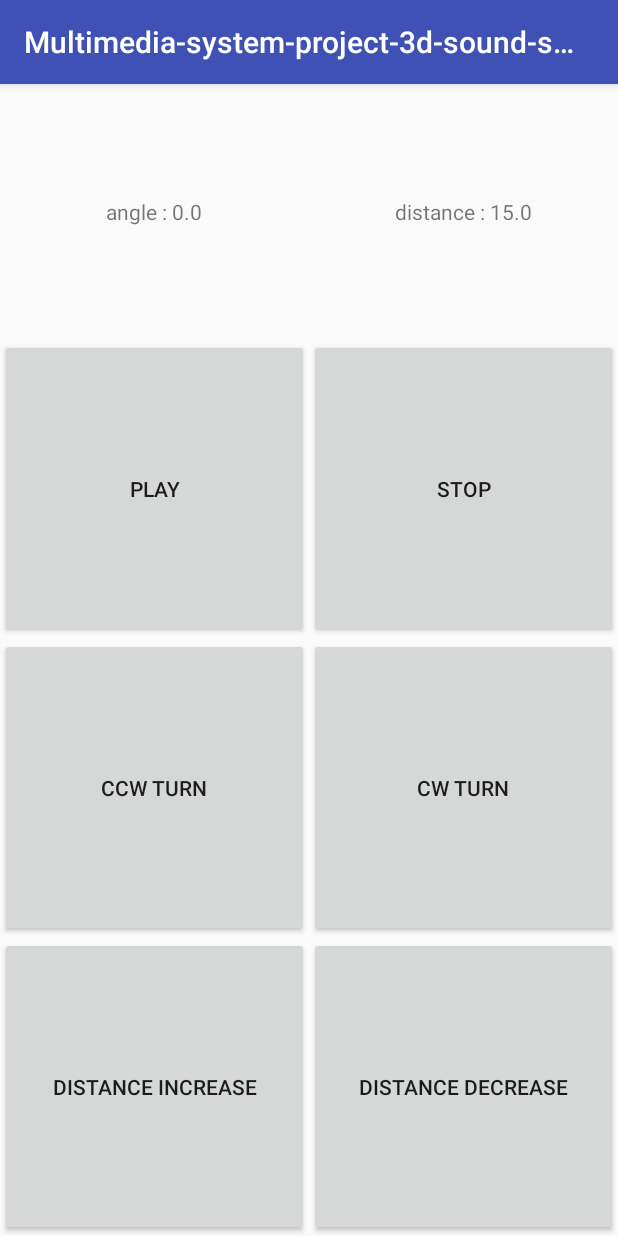
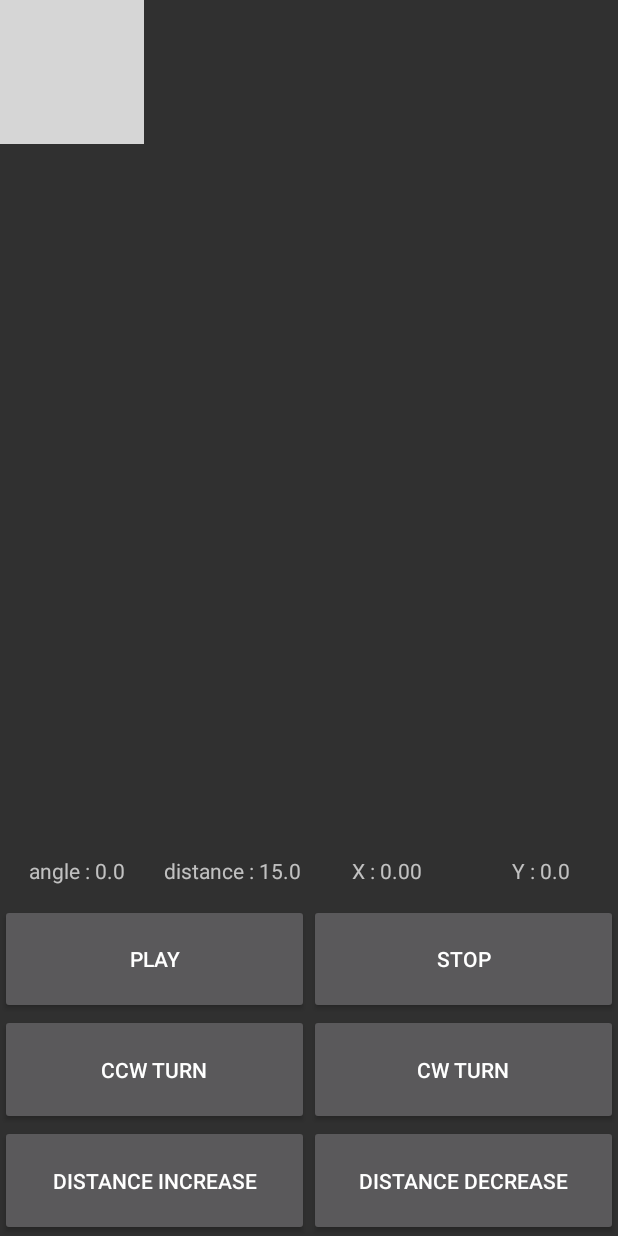
Before and after one commit to demetoir/andriod-asmr-simulator, an Android app: the screen it shows after launch (MainActivity), on a phone screen of 412 x 824 dp. Run offline under Robolectric (Android 15) with nearby library versions, the phone set to English and light mode, and no system bars; 9 statements that could not run were skipped; grey boxes are pictures that could not be loaded.

Commit message:
음원 좌표 표시 해주기 완료 음원 드래그 기능 완료

```diff
--- a/app/src/main/AndroidManifest.xml
+++ b/app/src/main/AndroidManifest.xml
@@ -8,7 +8,7 @@
         android:label="@string/app_name"
         android:roundIcon="@mipmap/ic_launcher_round"
         android:supportsRtl="true"
-        android:theme="@style/AppTheme">
+        android:theme="@style/Theme.AppCompat.NoActionBar">
         <activity android:name=".MainActivity">
             <intent-filter>
                 <action android:name="android.intent.action.MAIN" />
--- a/app/src/main/java/me/demetoir/a3dsound_ndk/MainActivity.java
+++ b/app/src/main/java/me/demetoir/a3dsound_ndk/MainActivity.java
@@ -1,5 +1,7 @@
 package me.demetoir.a3dsound_ndk;
 
+import android.graphics.drawable.ShapeDrawable;
+import android.graphics.drawable.shapes.OvalShape;
 import android.media.AudioFormat;
 import android.media.AudioManager;
 import android.media.AudioTrack;
@@ -8,8 +10,11 @@ import android.os.Bundle;
 import android.support.annotation.RequiresApi;
 import android.support.v7.app.AppCompatActivity;
 import android.util.Log;
+import android.view.MotionEvent;
 import android.view.View;
+import android.view.ViewGroup;
 import android.widget.Button;
+import android.widget.ImageView;
 import android.widget.TextView;
 
 import java.io.BufferedReader;
@@ -36,11 +41,15 @@ public class MainActivity extends AppCompatActivity {
     private final static int HTRF_SIZE = 200;
     private final static int MAX_SOHANDLE_SIZE = 10;
 
-    private TextView mAngleTextView;
-    private TextView mDistanceTextView;
-
     private double mAngle;
     private double mDistance;
+    private float mSOXcor;
+    private float mSOYcor;
+    private float mOldXcor;
+    private float mOldYcor;
+    private float mHeadXcor;
+    private float mHeadYcor;
+
     private float[] mSoundArray;
 
     private AudioTrack mAudioTrack;
@@ -55,6 +64,15 @@ public class MainActivity extends AppCompatActivity {
     private Button mDistIncBtn;
     private Button mDistDecBtn;
 
+    // TEXTView
+    private TextView mAngleTextView;
+    private TextView mDistanceTextView;
+    private TextView mXcorTextView;
+    private TextView mYcorTextView;
+
+    // IMAGEView
+    private ImageView mSoundSourceimageView;
+
 
     @RequiresApi(api = Build.VERSION_CODES.LOLLIPOP)
     @Override
@@ -64,6 +82,22 @@ public class MainActivity extends AppCompatActivity {
 
         initButtons();
         initTextView();
+
+        mSoundSourceimageView = (ImageView) findViewById(R.id.sound_source);
+        //set image round
+        mSoundSourceimageView.setBackground(new ShapeDrawable(new OvalShape()));
+        mSoundSourceimageView.setClipToOutline(true);
+        mSoundSourceimageView.setOnTouchListener(onTouchListener);
+
+        ImageView headImageView = (ImageView) findViewById(R.id.head);
+        int width = ((ViewGroup) headImageView.getParent()).getWidth();
+        int height = ((ViewGroup) headImageView.getParent()).getHeight();
+
+        headImageView.setX(width/2);
+        headImageView.setY(height/2);
+        mHeadXcor = headImageView.getX();
+        mHeadYcor = headImageView.getY();
+        Log.i(TAG, "onCreate: head x : "+ mHeadXcor+ " y : "+ mHeadYcor);
 
         mSoundArray = loadMonoSound(R.raw.raw_devil);
 
@@ -88,6 +122,12 @@ public class MainActivity extends AppCompatActivity {
         mDistanceTextView = (TextView) findViewById(R.id.distanceTextView);
         mDistance = 15;
         updateDistanceTextView();
+
+        mXcorTextView = (TextView) findViewById(R.id.XcorTextView);
+        updateXcorTextView();
+
+        mYcorTextView = (TextView) findViewById(R.id.YcorTextView);
+        updateYcorTextView();
     }
 
     private void initButtons() {
@@ -159,6 +199,15 @@ public class MainActivity extends AppCompatActivity {
         mDistanceTextView.setText(String.format(getResources().getString(R.string.textDistanceFormat), mDistance));
     }
 
+    private void updateXcorTextView() {
+        mXcorTextView.setText(String.format(getResources().getString(R.string.textXcorFormat), mSOXcor));
+    }
+
+    private void updateYcorTextView() {
+        mYcorTextView.setText(String.format(getResources().getString(R.string.textYcorFormat), mSOYcor));
+
+    }
+
     @RequiresApi(api = Build.VERSION_CODES.LOLLIPOP)
     void initAudioTrack() {
         //init m
@@ -199,9 +248,62 @@ public class MainActivity extends AppCompatActivity {
         }
     };
 
-    private int getAngleIndex() {
-        return 50 - (int) ((mAngle * 49) / 90);
-    }
+    private ImageView.OnTouchListener onTouchListener = new View.OnTouchListener() {
+        @Override
+        public boolean onTouch(View v, MotionEvent event) {
+            Log.i(TAG, "onTouch: listener start");
+            int width = ((ViewGroup) v.getParent()).getWidth() - v.getWidth();
+            int height = ((ViewGroup) v.getParent()).getHeight() - v.getHeight();
+
+            if (event.getAction() == MotionEvent.ACTION_DOWN) {
+                mOldXcor = event.getX();
+                mOldYcor = event.getY();
+//                Log.i(TAG, "Action Down X" + event.getX() + "," + event.getY());
+//                Log.i(TAG, "Action Down rX " + event.getRawX() + "," + event.getRawY());
+            } else if (event.getAction() == MotionEvent.ACTION_MOVE) {
+                v.setX(event.getRawX() - mOldXcor);
+                v.setY(event.getRawY() - (mOldYcor + v.getHeight()));
+//                  Log.i(TAG, "Action Down " + me.getRawX() + "," + me.getRawY());
+            } else if (event.getAction() == MotionEvent.ACTION_UP) {
+                if (v.getX() > width && v.getY() > height) {
+                    v.setX(width);
+                    v.setY(height);
+                } else if (v.getX() < 0 && v.getY() > height) {
+                    v.setX(0);
+                    v.setY(height);
+                } else if (v.getX() > width && v.getY() < 0) {
+                    v.setX(width);
+                    v.setY(0);
+                } else if (v.getX() < 0 && v.getY() < 0) {
+                    v.setX(0);
+                    v.setY(0);
+                } else if (v.getX() < 0 || v.getX() > width) {
+                    if (v.getX() < 0) {
+                        v.setX(0);
+                        v.setY(event.getRawY() - mOldYcor - v.getHeight());
+                    } else {
+                        v.setX(width);
+                        v.setY(event.getRawY() - mOldYcor - v.getHeight());
+                    }
+                } else if (v.getY() < 0 || v.getY() > height) {
+                    if (v.getY() < 0) {
+                        v.setX(event.getRawX() - mOldXcor);
+                        v.setY(0);
+                    } else {
+                        v.setX(event.getRawX() - mOldXcor);
+                        v.setY(height);
+                    }
+                }
+            }
+
+            mSOXcor = v.getX();
+            mSOYcor = v.getY();
+            updateXcorTextView();
+            updateYcorTextView();
+            Log.i(TAG, "onTouch: listener end");
+            return true;
+        }
+    };
 
     float[][] loadHRTFdatabase(int resId_HRTFDatabase) {
         float[][] HRTFdatabase = new float[MAX_ANGLE_INDEX_SIZE][HTRF_SIZE];
--- a/app/src/main/java/me/demetoir/a3dsound_ndk/SoundConsumer.java
+++ b/app/src/main/java/me/demetoir/a3dsound_ndk/SoundConsumer.java
@@ -7,6 +7,10 @@ import android.support.annotation.RequiresApi;
 
 class SoundConsumer extends Thread {
     private final static String TAG = "SoundConsumer";
+
+    static {
+        System.loadLibrary("native-lib");
+    }
 
     SoundBuffer mSoundBuffer;
     AudioTrack mAudioTrack;
--- a/app/src/main/java/me/demetoir/a3dsound_ndk/SoundProvider.java
+++ b/app/src/main/java/me/demetoir/a3dsound_ndk/SoundProvider.java
@@ -2,8 +2,6 @@ package me.demetoir.a3dsound_ndk;
 
 class SoundProvider extends Thread {
     private final static String TAG = "SoundProvider";
-
-    private final static int HRTF_SIZE = 200;
 
     static {
         System.loadLibrary("native-lib");
--- a/app/src/main/res/layout/activity_main.xml
+++ b/app/src/main/res/layout/activity_main.xml
@@ -4,21 +4,43 @@
     xmlns:tools="http://schemas.android.com/tools"
     android:layout_width="match_parent"
     android:layout_height="match_parent"
-    tools:context="me.demetoir.multimedia_system_project_3d_sound_simulator.MainActivity">
+    tools:context="me.demetoir.a3dsound_ndk.MainActivity">
 
     <LinearLayout
         android:layout_width="match_parent"
         android:layout_height="match_parent"
         android:gravity="center"
         android:orientation="vertical"
-        android:weightSum="4">
+        android:weightSum="22">
+
+        <RelativeLayout
+            android:layout_width="match_parent"
+            android:layout_height="wrap_content"
+            android:layout_weight="18">
+
+            <ImageView
+                android:id="@+id/head"
+                android:layout_width="wrap_content"
+                android:layout_height="wrap_content"
+                android:src="@mipmap/ic_launcher"
+ />
+
+            <ImageView
+                android:id="@+id/sound_source"
+                android:layout_width="wrap_content"
+                android:layout_height="wrap_content"
+                android:src="@drawable/flat_cycles_32x32"
+
+                />
+
+        </RelativeLayout>
 
         <LinearLayout
             android:layout_width="match_parent"
             android:layout_height="wrap_content"
             android:gravity="center"
             android:layout_weight="1"
-            android:weightSum="2">
+            android:weightSum="4">
             <TextView
                 android:id="@+id/angleText"
                 android:layout_width="match_parent"
@@ -34,6 +56,24 @@
                 android:layout_weight="1"
                 android:gravity="center"
                 android:text="distance" />
+            <TextView
+                android:id="@+id/XcorTextView"
+                android:layout_width="match_parent"
+                android:layout_height="match_parent"
+                android:layout_weight="1"
+                android:gravity="center"
+                android:text="X"/>
+
+            <TextView
+                android:id="@+id/YcorTextView"
+                android:layout_width="match_parent"
+                android:layout_height="match_parent"
+                android:layout_weight="1"
+                android:gravity="center"
+                android:text="Y" />
+
+
+
         </LinearLayout>
 
 
--- a/app/src/main/res/values/strings.xml
+++ b/app/src/main/res/values/strings.xml
@@ -14,5 +14,7 @@
     <!--format-->
     <string name="textAngleFormat">angle : %.1f</string>
     <string name="textDistanceFormat">distance : %.1f</string>
+    <string name="textXcorFormat">X : %.2f</string>
+    <string name="textYcorFormat">Y : %.1f</string>
 
 </resources>
```
Also changed, not shown: app/src/main/java/me/demetoir/a3dsound_ndk/SoundEngine.java (+7 -7 lines).
